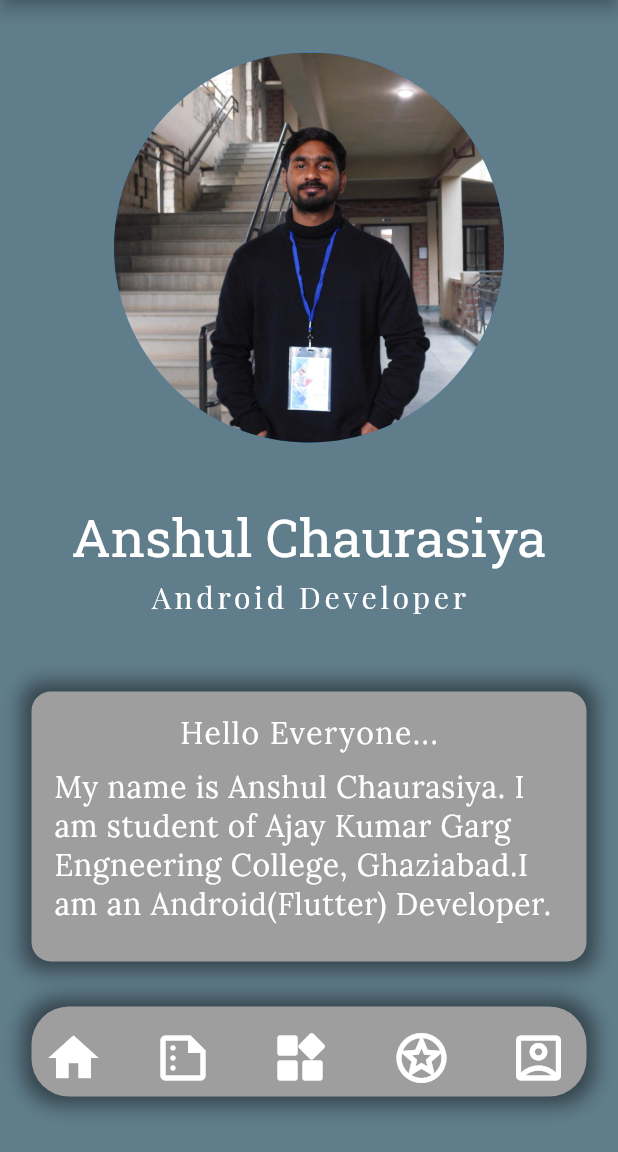
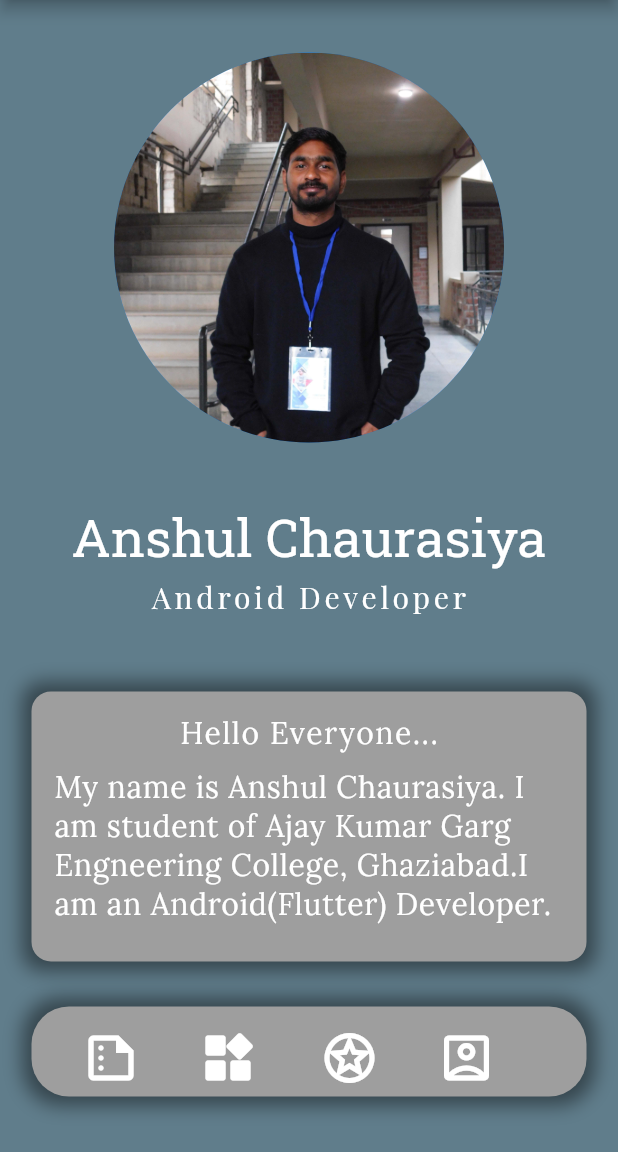
Before and after one commit to anshulkapoor08/portfolio, a Flutter app: the screen it shows after launch, on a phone screen of 412 x 824 dp, the part 84-1236 px from its top. Run offline on Flutter 3.47's test engine with Material 2 defaults, Android fonts, the phone set to English and light mode, and no system bars.

Commit message:
first commit

```diff
--- a/lib/main.dart
+++ b/lib/main.dart
@@ -137,17 +137,7 @@ class Myapp extends StatelessWidget {
                       ]),
                   child: Row(
                     children: [
-                      IconButton(
-                        onPressed: () {
-                          // Navigator.push(context,
-                          //     MaterialPageRoute(builder: (context) => Home()));
-                        },
-                        icon: Icon(
-                          Icons.home,
-                          size: 40,
-                          color: Colors.white,
-                        ),
-                      ),
+
                       SizedBox(
                         width: 25,
                       ),
```
Also changed, not shown: pubspec.lock, 1 other file.
